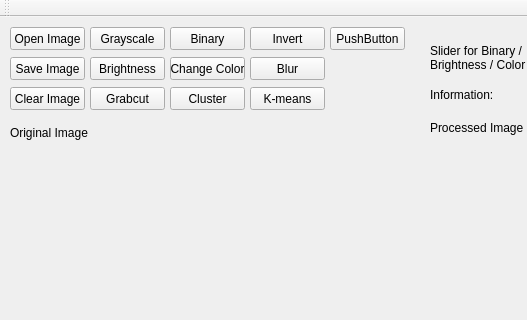
ChienErhLin/Qt-Opencv-image-processing, file opencv_image/mainwindow.ui: the form before one commit; both pictures show x 0 to 527 and y 0 to 320 of the 900 by 500 pixel window.
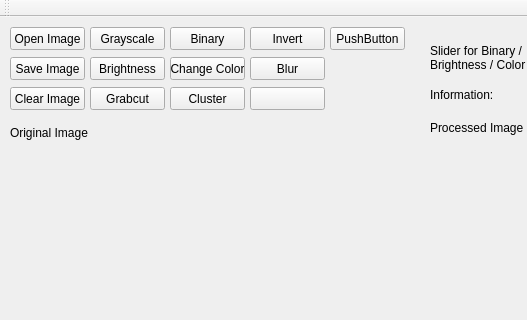
The form after the commit.

```diff
--- a/opencv_image/mainwindow.ui
+++ b/opencv_image/mainwindow.ui
@@ -282,7 +282,7 @@
      </rect>
     </property>
     <property name="text">
-     <string>K-means</string>
+     <string/>
     </property>
    </widget>
    <widget class="QPushButton" name="pushButton">
```
Left out of the diff: 2 changed lines with no effect on the pictures.
